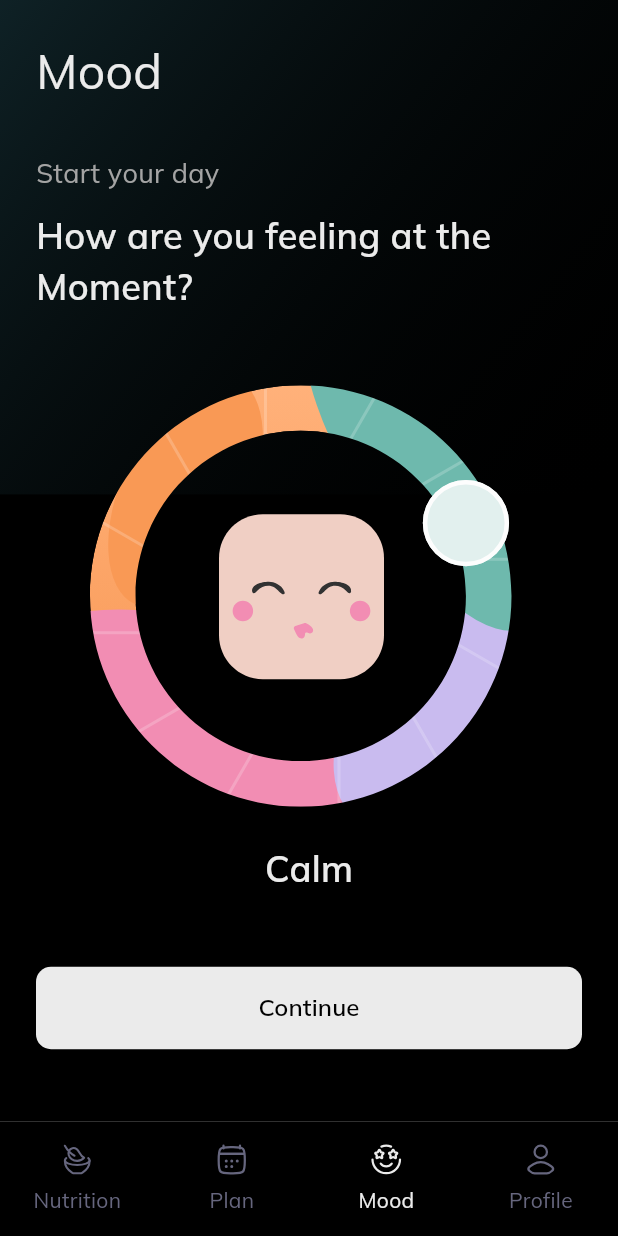
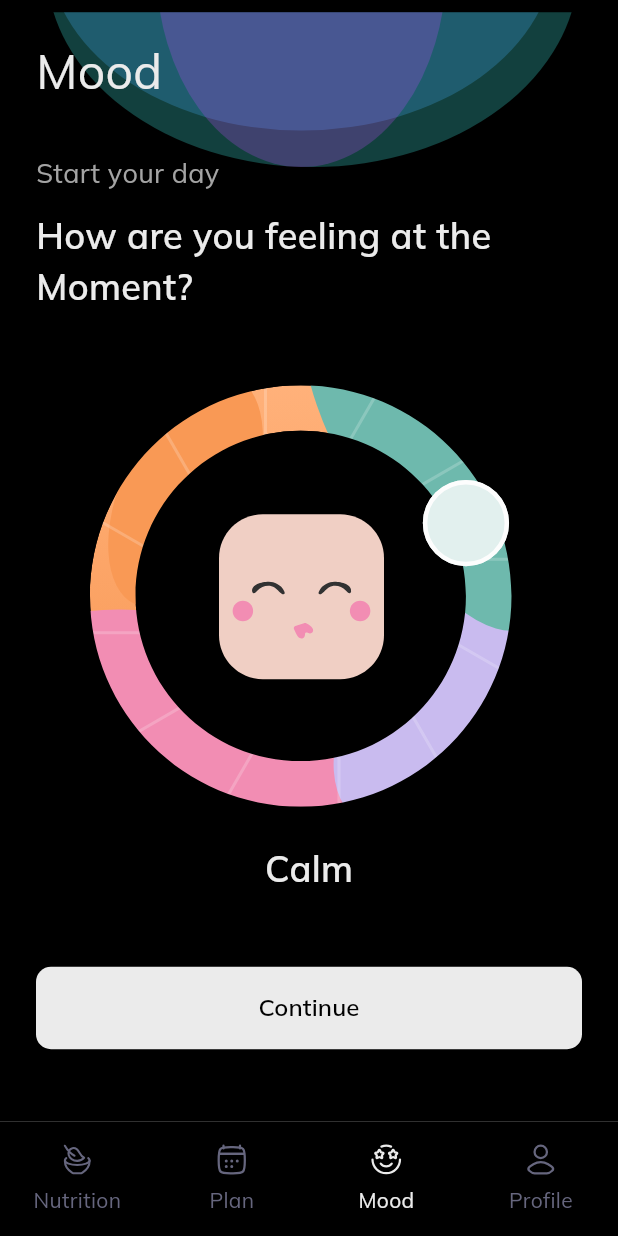
Before and after one commit to fatima-tehreem09/test_task_evencir, a Flutter app: the screen it shows after launch, item 3 of the bottom bar chosen, on a phone screen of 412 x 824 dp. Run offline on Flutter 3.47's test engine with Material 3 defaults, Android fonts, the phone set to English and light mode, and no system bars; our stand-ins replace flutter_svg, go_router.

Commit message:
modified mood UI

```diff
--- a/lib/core/constants/app_assets.dart
+++ b/lib/core/constants/app_assets.dart
@@ -17,4 +17,5 @@ abstract final class AppAssets {
   static const String legs = '$svgs/legs.svg';
   static const String weights = '$svgs/weights.svg';
   static const String happy = '$svgs/happy.svg';
+  static const String gradient = '$svgs/gradient.svg';
 }
--- a/lib/features/mood/presentation/pages/mood_page.dart
+++ b/lib/features/mood/presentation/pages/mood_page.dart
@@ -21,20 +21,12 @@ class MoodPage extends StatelessWidget {
             top: 0,
             left: 0,
             right: 0,
-            height: screenHeight * 0.4,
-            child: DecoratedBox(
-              decoration: BoxDecoration(
-                gradient: LinearGradient(
-                  begin: Alignment.topLeft,
-                  end: Alignment.bottomRight,
-                  colors: [
-                    const Color(0xff1B3D45).withValues(alpha: 0.55),
-                    Colors.transparent,
-                  ],
-                ),
-              ),
+            child: Container(
+              color: AppColors.primaryBlack.withValues(alpha: 0.1),
+              child: SvgPicture.asset(AppAssets.gradient),
             ),
           ),
+
           SafeArea(
             child: Padding(
               padding: const EdgeInsets.symmetric(horizontal: 24, vertical: 24),
```
Also changed, not shown: assets/svgs/gradient.svg (added).
